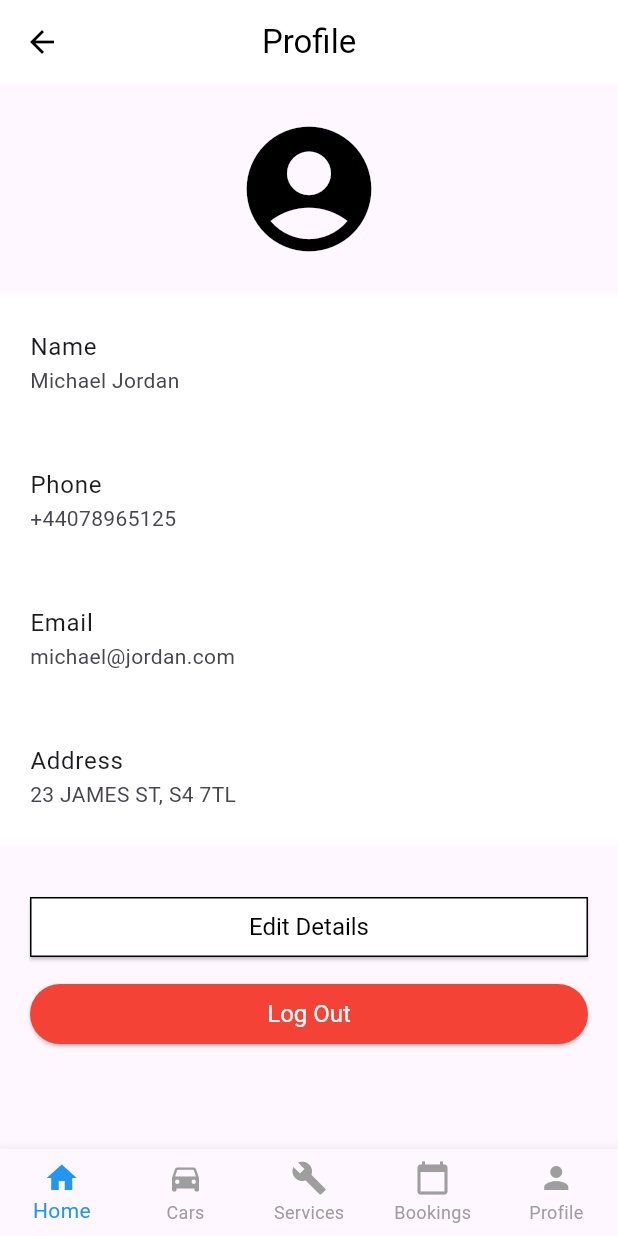
After one commit to faiqiqbal37/Digitalization-of-Vehicle-Maintenenace-Services, a Flutter app: the CustomerProfileView screen opened by its route, on a phone screen of 412 x 824 dp. The commit adds this screen. Run offline on Flutter 3.47's test engine with Material 3 defaults, Android fonts, the phone set to English and light mode, and no system bars; our stand-ins replace cloud_firestore, firebase_auth, firebase_core, freezed_annotation, stacked, stacked_services and 1 more; accounts and stored records are empty.

Commit message:
created the view for customer_profile

```diff
--- a/lib/app/app.dart
+++ b/lib/app/app.dart
@@ -24,6 +24,7 @@ import 'package:disertation/ui/views/customer_add_cars/customer_add_cars_view.da
 import 'package:disertation/services/cars_service_service.dart';
 import 'package:disertation/services/booking_service.dart';
 import 'package:disertation/ui/views/customer_bookings/customer_bookings_view.dart';
+import 'package:disertation/ui/views/customer_profile/customer_profile_view.dart';
 // @stacked-import
 
 @StackedApp(
@@ -45,6 +46,7 @@ import 'package:disertation/ui/views/customer_bookings/customer_bookings_view.da
     MaterialRoute(page: CustomerCarsView),
     MaterialRoute(page: CustomerAddCarsView),
     MaterialRoute(page: CustomerBookingsView),
+    MaterialRoute(page: CustomerProfileView),
 // @stacked-route
   ],
   dependencies: [
--- a/lib/ui/views/common_components/customer/navigation_bar.dart
+++ b/lib/ui/views/common_components/customer/navigation_bar.dart
@@ -27,7 +27,7 @@ class _CustomerBottomNavigationBarState
     } else if (_selectedIndex == 3) {
       _navigationService.replaceWithCustomerBookingsView();
     } else if (_selectedIndex == 4) {
-      _navigationService.replaceWithServiceProviderProfileView();
+      _navigationService.replaceWithCustomerProfileView();
     }
   }
 
--- a/lib/ui/views/customer_bookings/booking_card.dart
+++ b/lib/ui/views/customer_bookings/booking_card.dart
@@ -38,11 +38,10 @@ class BookingCard extends StatelessWidget {
                 SizedBox(height: 8),
                 Text('Status: $status',
                     style: TextStyle(
-                        color: status == 'Completed' ? Colors.green : Colors.red)),
+                        color:
+                            status == 'Completed' ? Colors.green : Colors.red)),
                 SizedBox(height: 8),
-
               ],
-
             ),
             Row(
               mainAxisAlignment: MainAxisAlignment.spaceBetween,
--- a/lib/ui/views/customer_cars/customer_cars_viewmodel.dart
+++ b/lib/ui/views/customer_cars/customer_cars_viewmodel.dart
@@ -7,6 +7,6 @@ class CustomerCarsViewModel extends BaseViewModel {
   final _navigationService = locator<NavigationService>();
 
   void navigateToAddCar() {
-    _navigationService.clearStackAndShow(Routes.customerAddCarsView);
+    _navigationService.navigateToCustomerAddCarsView();
   }
 }
--- /dev/null
+++ b/lib/ui/views/customer_profile/customer_profile_view.dart
@@ -0,0 +1,75 @@
+import 'package:disertation/ui/views/common_components/customer/navigation_bar.dart';
+import 'package:disertation/ui/views/customer_profile/profile_item.dart';
+import 'package:flutter/material.dart';
+import 'package:stacked/stacked.dart';
+
+import 'customer_profile_viewmodel.dart';
+
+class CustomerProfileView extends StackedView<CustomerProfileViewModel> {
+  const CustomerProfileView({Key? key}) : super(key: key);
+
+  @override
+  Widget builder(
+    BuildContext context,
+    CustomerProfileViewModel viewModel,
+    Widget? child,
+  ) {
+    return Scaffold(
+      appBar: AppBar(
+        title: Text('Profile'),
+        centerTitle: true,
+        backgroundColor: Colors.white,
+        elevation: 0,
+        foregroundColor: Colors.black,
+      ),
+      body: ListView(
+        children: [
+          SizedBox(height: 20),
+          Icon(Icons.account_circle, size: 100, color: Colors.black),
+          SizedBox(height: 20),
+          ProfileItem(title: "Name", content: "Michael Jordan"),
+          ProfileItem(title: "Phone", content: "+44078965125"),
+          ProfileItem(title: "Email", content: "michael@jordan.com"),
+          ProfileItem(title: "Address", content: "23 JAMES ST, S4 7TL"),
+          SizedBox(height: 30),
+          Padding(
+            padding: const EdgeInsets.symmetric(horizontal: 20.0),
+            child: ElevatedButton(
+              onPressed: () {},
+              child: Text('Edit Details'),
+              style: ElevatedButton.styleFrom(
+                foregroundColor: Colors.black,
+                backgroundColor: Colors.white,
+                textStyle: TextStyle(fontSize: 16),
+                shape: RoundedRectangleBorder(
+                  borderRadius: BorderRadius.circular(0),
+                  side: BorderSide(color: Colors.black),
+                ),
+              ),
+            ),
+          ),
+          SizedBox(height: 10),
+          Padding(
+            padding: const EdgeInsets.symmetric(horizontal: 20.0),
+            child: ElevatedButton(
+              onPressed: viewModel.logout,
+              child: Text('Log Out'),
+              style: ElevatedButton.styleFrom(
+                foregroundColor: Colors.white,
+                backgroundColor: Colors.red,
+                textStyle: TextStyle(fontSize: 16),
+              ),
+            ),
+          ),
+        ],
+      ),
+      bottomNavigationBar: CustomerBottomNavigationBar(),
+    );
+  }
+
+  @override
+  CustomerProfileViewModel viewModelBuilder(
+    BuildContext context,
+  ) =>
+      CustomerProfileViewModel();
+}
--- /dev/null
+++ b/lib/ui/views/customer_profile/customer_profile_viewmodel.dart
@@ -0,0 +1,28 @@
+import 'package:stacked/stacked.dart';
+import 'package:stacked_services/stacked_services.dart';
+
+import '../../../app/app.dialogs.dart';
+import '../../../app/app.locator.dart';
+import '../../../app/app.router.dart';
+import '../../../services/authentication_service.dart';
+
+class CustomerProfileViewModel extends BaseViewModel {
+  final _authService = locator<AuthenticationService>();
+  final _dialogService = locator<DialogService>();
+  final _navigationService = locator<NavigationService>();
+
+  Future<void> showDialog() async {
+    await _dialogService.showCustomDialog(
+      variant: DialogType.infoAlert,
+      title: 'Signed Out',
+      description: 'Signed Out Successfully',
+    );
+    _navigationService.clearStackAndShow(Routes.initialSelectionScreenView);
+  }
+
+  void logout() {
+    _authService.signOut();
+    showDialog();
+  }
+
+}
--- /dev/null
+++ b/lib/ui/views/customer_profile/profile_item.dart
@@ -0,0 +1,20 @@
+import 'package:flutter/cupertino.dart';
+import 'package:flutter/material.dart';
+
+class ProfileItem extends StatelessWidget {
+  final String title;
+  final String content;
+
+  const ProfileItem({Key? key, required this.title, required this.content})
+      : super(key: key);
+
+  @override
+  Widget build(BuildContext context) {
+    return ListTile(
+      title: Text(title),
+      subtitle: Text(content),
+      tileColor: Colors.white,
+      contentPadding: EdgeInsets.symmetric(horizontal: 20, vertical: 10),
+    );
+  }
+}
```
Also changed, not shown: lib/app/app.router.dart (+63 -20 lines), 1 other file.
